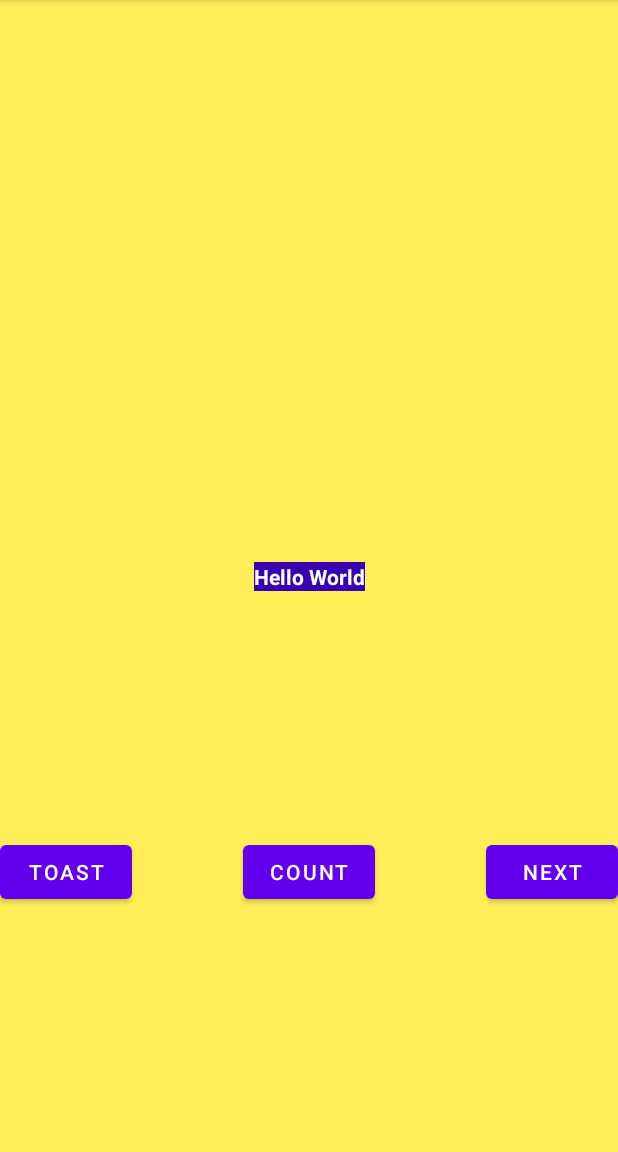
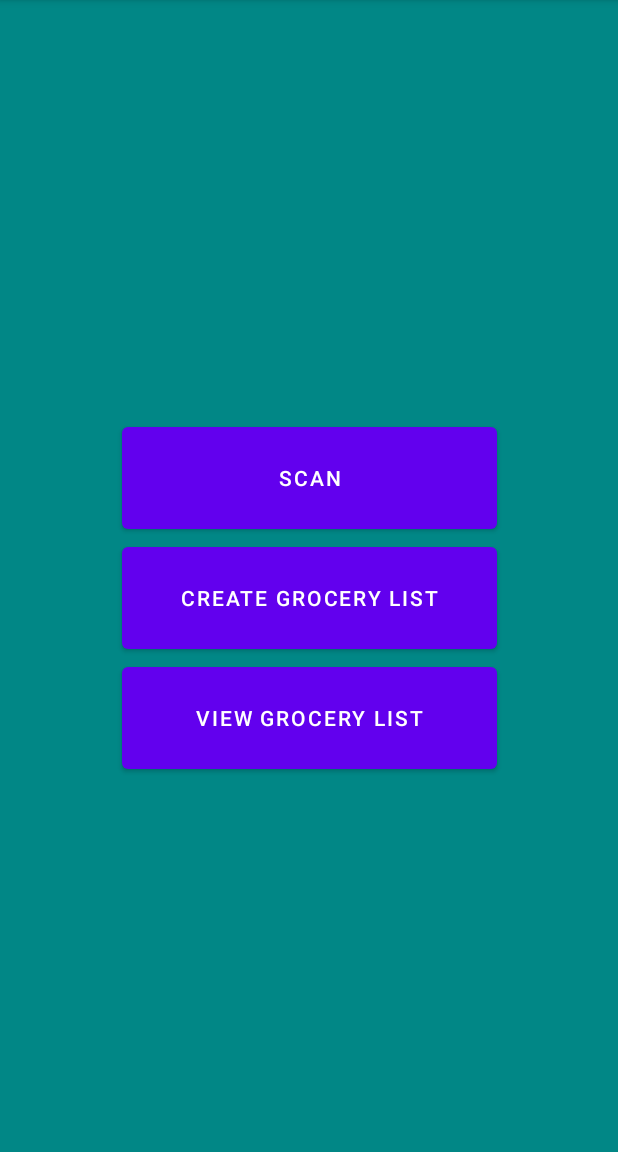
Before and after one commit to Brandon-Swanwick/PantryPal, an Android app: the screen it shows after launch (MainActivity), on a phone screen of 412 x 824 dp, the part 84-1236 px from its top. Run offline under Robolectric (Android 15) with nearby library versions, the phone set to English and light mode, and no system bars; our stand-ins replace navigation-ui.

Commit message:
Changed button size and format/colors of the first fragment

```diff
--- a/app/src/main/res/layout/fragment_first.xml
+++ b/app/src/main/res/layout/fragment_first.xml
@@ -4,48 +4,38 @@
     xmlns:tools="http://schemas.android.com/tools"
     android:layout_width="match_parent"
     android:layout_height="match_parent"
-    android:background="@color/screenBackground"
+    android:background="@color/teal_700"
     tools:context=".FirstFragment">
-
-    <TextView
-        android:id="@+id/textview_first"
-        android:layout_width="wrap_content"
-        android:layout_height="wrap_content"
-        android:background="@color/colorPrimaryDark"
-        android:text="@string/hello_first_fragment"
-        android:textColor="@color/white"
-        android:textStyle="bold"
-        app:layout_constraintBottom_toBottomOf="parent"
-        app:layout_constraintEnd_toEndOf="parent"
-        app:layout_constraintStart_toStartOf="parent"
-        app:layout_constraintTop_toTopOf="parent" />
 
     <Button
         android:id="@+id/button_first"
-        android:layout_width="wrap_content"
-        android:layout_height="wrap_content"
-        android:text="@string/next"
+        android:layout_width="250dp"
+        android:layout_height="80dp"
+        android:text="@string/first_button_text"
         app:layout_constraintBottom_toBottomOf="parent"
         app:layout_constraintEnd_toEndOf="parent"
-        app:layout_constraintTop_toBottomOf="@+id/textview_first" />
+        app:layout_constraintHorizontal_bias="0.501"
+        app:layout_constraintStart_toStartOf="parent"
+        app:layout_constraintTop_toTopOf="parent"
+        app:layout_constraintVertical_bias="0.405" />
 
     <Button
-        android:id="@+id/toast_button"
-        android:layout_width="wrap_content"
-        android:layout_height="wrap_content"
-        android:text="@string/toast_button_text"
-        app:layout_constraintBottom_toBottomOf="parent"
+        android:id="@+id/button_second"
+        android:layout_width="250dp"
+        android:layout_height="80dp"
+        android:text="@string/second_button_text"
+        app:layout_constraintEnd_toEndOf="parent"
         app:layout_constraintStart_toStartOf="parent"
-        app:layout_constraintTop_toBottomOf="@+id/textview_first"
+        app:layout_constraintTop_toBottomOf="@+id/button_first"
         tools:ignore="DuplicateSpeakableTextCheck" />
 
     <Button
-        android:id="@+id/count_button"
-        android:layout_width="wrap_content"
-        android:layout_height="wrap_content"
-        android:text="@string/count_button_text"
-        app:layout_constraintBottom_toBottomOf="parent"
-        app:layout_constraintEnd_toStartOf="@+id/button_first"
-        app:layout_constraintStart_toEndOf="@+id/toast_button"
-        app:layout_constraintTop_toBottomOf="@+id/textview_first" />
+        android:id="@+id/button"
+        android:layout_width="250dp"
+        android:layout_height="80dp"
+        android:text="@string/third_button_text"
+        app:layout_constraintEnd_toEndOf="parent"
+        app:layout_constraintStart_toStartOf="parent"
+        app:layout_constraintTop_toBottomOf="@+id/button_second" />
+
 </androidx.constraintlayout.widget.ConstraintLayout>
--- a/app/src/main/res/values/strings.xml
+++ b/app/src/main/res/values/strings.xml
@@ -4,11 +4,11 @@
     <!-- Strings used for fragments for navigation -->
     <string name="first_fragment_label">Pantry Pal Home</string>
     <string name="second_fragment_label">Grocery List</string>
-    <string name="next">Next</string>
     <string name="previous">Previous</string>
 
     <string name="hello_first_fragment">Hello World</string>
     <string name="hello_second_fragment">Hello second fragment. Arg: %1$s</string>
-    <string name="toast_button_text">Toast</string>
-    <string name="count_button_text">Count</string>
+    <string name="first_button_text">Scan</string>
+    <string name="second_button_text">Create Grocery List</string>
+    <string name="third_button_text">View Grocery List</string>
 </resources>
```
